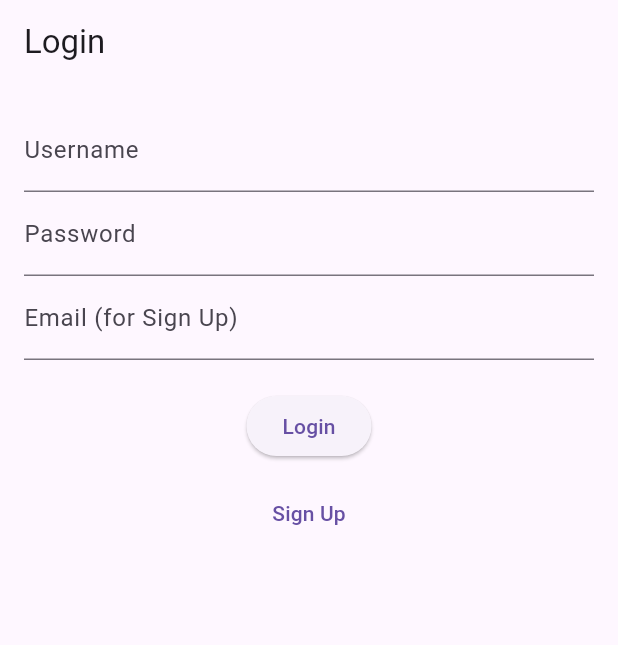
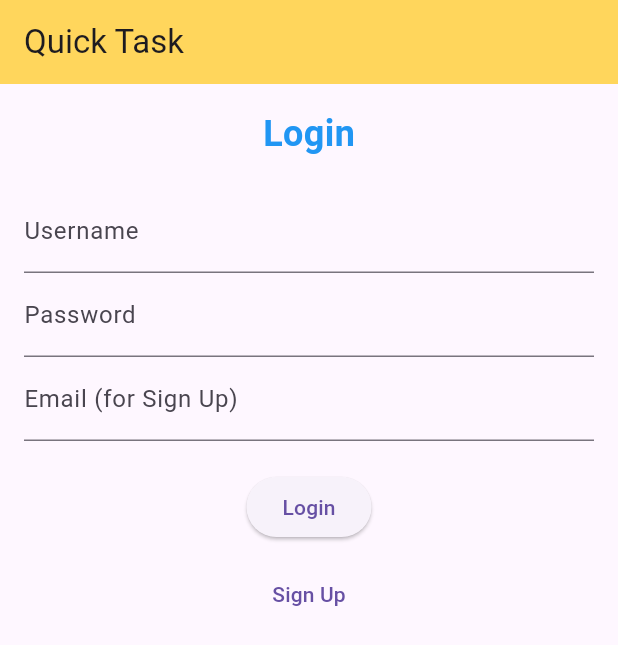
Before and after one commit to vivekpandita/QuickTask, a Flutter app: the screen it shows after launch, on a phone screen of 412 x 824 dp. Shown: the top 645 px of the screen. Run offline on Flutter 3.47's test engine with Material 3 defaults, Android fonts, the phone set to English and light mode, and no system bars; our stand-ins replace parse_server_sdk_flutter.

Commit message:
Login Changes

```diff
--- a/lib/main.dart
+++ b/lib/main.dart
@@ -105,11 +105,20 @@ class _LoginScreenState extends State<LoginScreen> {
   @override
   Widget build(BuildContext context) {
     return Scaffold(
-      appBar: AppBar(title: Text('Login')),
+      appBar: AppBar(title: Text('Quick Task'), backgroundColor: Color(0xFFFFD65C)),
       body: Padding(
         padding: const EdgeInsets.all(16.0),
         child: Column(
           children: [
+            Text(
+            'Login',
+            style: TextStyle(
+              fontSize: 24,
+              fontWeight: FontWeight.bold,
+              color: Colors.blue,
+            ),
+          ),
+          SizedBox(height: 20),
             TextField(
               controller: _usernameController,
               decoration: InputDecoration(labelText: 'Username'),
```
